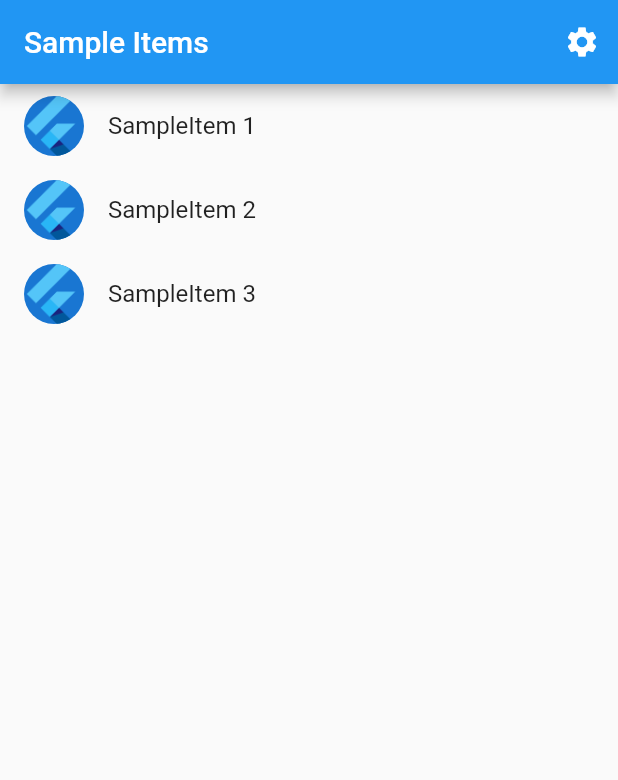
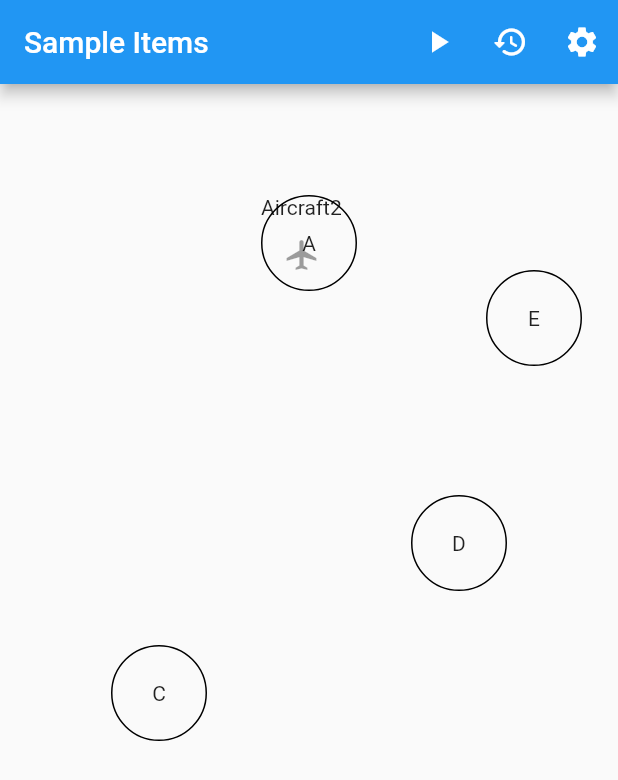
Before and after one commit to MaksymKosenko/aircrafts_router, a Flutter app: the screen it shows after launch, on a phone screen of 412 x 824 dp. Shown: the top 780 px of the screen. Run offline on Flutter 3.47's test engine with Material 2 defaults, Android fonts, the light colour scheme and no system bars; our stand-ins replace rxdart; generated files the repository leaves out were written again.

Commit message:
Pushed all draft code

```diff
--- a/lib/src/app.dart
+++ b/lib/src/app.dart
@@ -1,20 +1,120 @@
+import 'package:aircrafts_router/src/bloc/bloc.dart';
 import 'package:flutter/material.dart';
 import 'package:flutter_gen/gen_l10n/app_localizations.dart';
 import 'package:flutter_localizations/flutter_localizations.dart';
 
-import 'sample_feature/sample_item_details_view.dart';
-import 'sample_feature/sample_item_list_view.dart';
+import 'algorithm_util/models/aircraft.dart';
+import 'algorithm_util/models/airport.dart';
+import 'algorithm_util/models/aircraft_route.dart';
+import 'bloc/core_data_bloc.dart';
+import 'features/sample_feature/sample_item_details_view.dart';
+import 'features/sample_feature/sample_item_list_view.dart';
+
 import 'settings/settings_controller.dart';
 import 'settings/settings_view.dart';
 
 /// The Widget that configures your application.
 class MyApp extends StatelessWidget {
-  const MyApp({
+  MyApp({
     Key? key,
     required this.settingsController,
   }) : super(key: key);
 
   final SettingsController settingsController;
+
+  final List<Airport> airports = [
+    Airport(
+        name: "A",
+        airportPosition: const AirportPosition(3, 1),
+        fuelAmount: 40,
+        totalAircraftAmount: 3),
+    Airport(
+        name: "B",
+        airportPosition: const AirportPosition(10, 6), //10; 6
+        fuelAmount: 40,
+        totalAircraftAmount: 3),
+    Airport(
+        name: "C",
+        airportPosition: const AirportPosition(1, 7),
+        fuelAmount: 40,
+        totalAircraftAmount: 3),
+    Airport(
+        name: "D",
+        airportPosition: const AirportPosition(5, 5),
+        fuelAmount: 40,
+        totalAircraftAmount: 3),
+    Airport(
+        name: "E",
+        airportPosition: const AirportPosition(6, 2), //6; 2
+        fuelAmount: 40,
+        totalAircraftAmount: 3),
+  ];
+
+  late final List<AircraftRoute> routes;
+  late final List<Aircraft> aircrafts;
+
+  @override
+  void initState() {
+    routes = [
+      AircraftRoute(
+        name: 'Route1',
+        startPoint: airports[0],
+        endPoint: airports[2],
+        routeProfit: 100,
+        routePriority: RoutePriority.low,
+      ),
+      AircraftRoute(
+        name: 'Route2',
+        startPoint: airports[1],
+        //1 = b
+        endPoint: airports[4],
+        //4 = e
+        routeProfit: 130,
+        routePriority: RoutePriority.mid,
+      ),
+      AircraftRoute(
+        name: 'Route3',
+        startPoint: airports[4],
+        endPoint: airports[1],
+        routeProfit: 230,
+        routePriority: RoutePriority.high,
+      ),
+      AircraftRoute(
+        name: 'Route3',
+        startPoint: airports[2],
+        endPoint: airports[1],
+        routeProfit: 200,
+        routePriority: RoutePriority.mid,
+      ),
+    ];
+
+    aircrafts = [
+      Aircraft(
+        name: 'Aircraft1',
+        aircraftRoutes: [
+          routes[1],
+          routes[2],
+        ],
+        aircraftTechnicalState: AircraftTechnicalState.excellent,
+        fuelAmount: 21,
+        transportSpaceAmount: 50,
+        aircraftCost: 12345,
+        transportationResourceCost: 32,
+      ),
+      Aircraft(
+        name: 'Aircraft2',
+        aircraftRoutes: [
+          routes[0],
+          routes[3],
+        ],
+        aircraftTechnicalState: AircraftTechnicalState.good,
+        fuelAmount: 16,
+        transportSpaceAmount: 45,
+        aircraftCost: 12344,
+        transportationResourceCost: 90,
+      ),
+    ];
+  }
 
   @override
   Widget build(BuildContext context) {
@@ -73,7 +173,10 @@ class MyApp extends StatelessWidget {
                     return const SampleItemDetailsView();
                   case SampleItemListView.routeName:
                   default:
-                    return const SampleItemListView();
+                    return BlocProvider<CoreDataBloc>(
+                        builder: (_) =>
+                            CoreDataBloc(airports, routes, aircrafts),
+                        child: SampleItemListView());
                 }
               },
             );
--- /dev/null
+++ b/lib/src/features/sample_feature/sample_item_list_view.dart
@@ -0,0 +1,324 @@
+import 'dart:async';
+
+import 'package:aircrafts_router/src/algorithm_util/models/aircraft.dart';
+import 'package:aircrafts_router/src/algorithm_util/models/airport.dart';
+import 'package:aircrafts_router/src/algorithm_util/models/aircraft_route.dart';
+import 'package:flutter/material.dart';
+//import 'package:font_awesome_flutter/font_awesome_flutter.dart';
+
+import '../../settings/settings_view.dart';
+import 'sample_item.dart';
+import 'sample_item_details_view.dart';
+
+/// Displays a list of SampleItems.
+class SampleItemListView extends StatefulWidget {
+  SampleItemListView({Key? key}) : super(key: key);
+
+  static const routeName = '/';
+
+  @override
+  State<SampleItemListView> createState() => _SampleItemListViewState();
+}
+
+class _SampleItemListViewState extends State<SampleItemListView> {
+  final List<Airport> items = [
+    Airport(
+        name: "A",
+        airportPosition: const AirportPosition(3, 1),
+        fuelAmount: 40,
+        totalAircraftAmount: 3),
+    Airport(
+        name: "B",
+        airportPosition: const AirportPosition(10, 6), //10; 6
+        fuelAmount: 40,
+        totalAircraftAmount: 3),
+    Airport(
+        name: "C",
+        airportPosition: const AirportPosition(1, 7),
+        fuelAmount: 40,
+        totalAircraftAmount: 3),
+    Airport(
+        name: "D",
+        airportPosition: const AirportPosition(5, 5),
+        fuelAmount: 40,
+        totalAircraftAmount: 3),
+    Airport(
+        name: "E",
+        airportPosition: const AirportPosition(6, 2), //6; 2
+        fuelAmount: 40,
+        totalAircraftAmount: 3),
+  ];
+
+  late final List<AircraftRoute> routes;
+  late final List<Aircraft> aircrafts;
+
+  @override
+  void initState() {
+    routes = [
+      AircraftRoute(
+        name: 'Route1',
+        startPoint: items[0],
+        endPoint: items[2],
+        routeProfit: 100,
+        routePriority: RoutePriority.low,
+      ),
+      AircraftRoute(
+        name: 'Route2',
+        startPoint: items[1],
+        //1 = b
+        endPoint: items[4],
+        //4 = e
+        routeProfit: 130,
+        routePriority: RoutePriority.mid,
+      ),
+      AircraftRoute(
+        name: 'Route3',
+        startPoint: items[4],
+        endPoint: items[1],
+        routeProfit: 230,
+        routePriority: RoutePriority.high,
+      ),
+      AircraftRoute(
+        name: 'Route3',
+        startPoint: items[2],
+        endPoint: items[1],
+        routeProfit: 200,
+        routePriority: RoutePriority.mid,
+      ),
+    ];
+
+    aircrafts = [
+      Aircraft(
+        name: 'Aircraft1',
+        aircraftRoutes: [
+          routes[1],
+          routes[2],
+        ],
+        aircraftTechnicalState: AircraftTechnicalState.excellent,
+        fuelAmount: 21,
+        transportSpaceAmount: 50,
+        aircraftCost: 12345,
+        transportationResourceCost: 32,
+      ),
+      Aircraft(
+        name: 'Aircraft2',
+        aircraftRoutes: [
+          routes[0],
+          routes[3],
+        ],
+        aircraftTechnicalState: AircraftTechnicalState.good,
+        fuelAmount: 16,
+        transportSpaceAmount: 45,
+        aircraftCost: 12344,
+        transportationResourceCost: 90,
+      ),
+    ];
+    super.initState();
+  }
+
+  List<Positioned> trajectories = [];
+
+  Future<void>? moveThePlaneFromAtoB() {
+    Timer.periodic(const Duration(milliseconds: 250), (timer) {
+      setState(() {
+        aircrafts.first.currentPosition += 0.05;
+        aircrafts.last.currentPosition += 0.05;
+        trajectories
+          ..add(
+            Positioned(
+              left: getHorizontalPositionOfPlane(
+                  aircrafts
+                      .first.aircraftRoutes.first.startPoint.airportPosition.x,
+                  aircrafts
+                      .first.aircraftRoutes.first.endPoint.airportPosition.x,
+                  aircrafts.first.currentPosition),
+              top: getVerticalPositionOfPlane(
+                  aircrafts
+                      .first.aircraftRoutes.first.startPoint.airportPosition.y,
+                  aircrafts
+                      .first.aircraftRoutes.first.endPoint.airportPosition.y,
+                  aircrafts.first.currentPosition),
+              child: Container(
+                height: 4,
+                width: 4,
+                decoration: BoxDecoration(
+                  shape: BoxShape.circle,
+                  border: Border.all(color: Colors.redAccent),
+                  color: Colors.redAccent,
+                ),
+              ),
+            ),
+          )
+          ..add(Positioned(
+            left: getHorizontalPositionOfPlane(
+                aircrafts
+                    .last.aircraftRoutes.first.startPoint.airportPosition.x,
+                aircrafts
+                    .last.aircraftRoutes.first.endPoint.airportPosition.x,
+                aircrafts.first.currentPosition),
+            top: getVerticalPositionOfPlane(
+                aircrafts
+                    .last.aircraftRoutes.first.startPoint.airportPosition.y,
+                aircrafts
+                    .last.aircraftRoutes.first.endPoint.airportPosition.y,
+                aircrafts.last.currentPosition),
+            child: Container(
+              height: 4,
+              width: 4,
+              decoration: BoxDecoration(
+                shape: BoxShape.circle,
+                border: Border.all(color: Colors.blueAccent),
+                color: Colors.blueAccent,
+              ),
+            ),
+          ),);
+      });
+      if (aircrafts.first.currentPosition >= 1) {
+        timer.cancel();
+      }
+    });
+    return null;
+  }
+
+  Future<void>? restorePlanes() {
+    setState(() {
+      aircrafts.first.currentPosition = 0;
+      aircrafts.last.currentPosition = 0;
+      trajectories = [];
+    });
+    return null;
+  }
+
+  @override
+  Widget build(BuildContext context) {
+    return Scaffold(
+      appBar: AppBar(
+        title: const Text('Sample Items'),
+        actions: [
+          IconButton(
+              onPressed: () => moveThePlaneFromAtoB(),
+              icon: const Icon(Icons.play_arrow)),
+          IconButton(
+              onPressed: () => restorePlanes(),
+              icon: const Icon(Icons.restore_rounded)),
+          IconButton(
+            icon: const Icon(Icons.settings),
+            onPressed: () {
+              // Navigate to the settings page. If the user leaves and returns
+              // to the app after it has been killed while running in the
+              // background, the navigation stack is restored.
+              Navigator.restorablePushNamed(context, SettingsView.routeName);
+            },
+          ),
+        ],
+      ),
+      body: Padding(
+        padding: const EdgeInsets.all(24),
+        child: Container(
+          child: Stack(
+            children: [
+              for (var airportPoint in items)
+                Positioned(
+                  left: getHorizontalPositionOfAirport(
+                      airportPoint.airportPosition.x),
+                  top: getVerticalPositionOfAirport(
+                      airportPoint.airportPosition.y),
+                  child: AirportWidget(airport: airportPoint),
+                ),
+              for (Aircraft aircarft in aircrafts)
+                Positioned(
+                  left: getHorizontalPositionOfPlane(
+                      aircarft
+                          .aircraftRoutes.first.startPoint.airportPosition.x,
+                      aircarft.aircraftRoutes.first.endPoint.airportPosition.x,
+                      aircarft.currentPosition),
+                  top: getVerticalPositionOfPlane(
+                      aircarft
+                          .aircraftRoutes.first.startPoint.airportPosition.y,
+                      aircarft.aircraftRoutes.first.endPoint.airportPosition.y,
+                      aircarft.currentPosition),
+                  child: AircraftWidget(aircraft: aircarft),
+                ),
+              for (Positioned trajectory in trajectories) trajectory,
+            ],
+          ),
+        ),
+      ),
+    );
+  }
+
+  double getHorizontalPositionOfAirport(int airportPositionX) =>
+      airportPositionX.toDouble() * 50;
+
+  double getVerticalPositionOfAirport(int airportPositionY) =>
+      airportPositionY.toDouble() * 50;
+
+  double getHorizontalPositionOfPlane(int startAirportPositionX,
+      int endAirportPositionX, double currentPosition) {
+    int distanceBetween = (startAirportPositionX - endAirportPositionX).abs();
+
+    if (startAirportPositionX == endAirportPositionX) {
+      return startAirportPositionX * 50;
+    } else if (startAirportPositionX > endAirportPositionX) {
+      return (startAirportPositionX - currentPosition * distanceBetween) * 50;
+    } else {
+      return (startAirportPositionX + currentPosition * distanceBetween) * 50;
+    }
+  }
+
+  double getVerticalPositionOfPlane(int startAirportPositionY,
+      int endAirportPositionY, double currentPosition) {
+    int distanceBetween = (startAirportPositionY - endAirportPositionY).abs();
+    if (startAirportPositionY == endAirportPositionY) {
+      return startAirportPositionY * 50;
+    } else if (startAirportPositionY > endAirportPositionY) {
+      return (startAirportPositionY - currentPosition * distanceBetween) * 50;
+    } else {
+      return (startAirportPositionY + currentPosition * distanceBetween) * 50;
+    }
+  }
+}
+
+class AirportWidget extends StatefulWidget {
+  const AirportWidget({Key? key, required this.airport}) : super(key: key);
+
+  final Airport airport;
+
+  @override
+  State<AirportWidget> createState() => _AirportWidgetState();
+}
+
+class _AirportWidgetState extends State<AirportWidget> {
+  @override
+  Widget build(BuildContext context) {
+    return Container(
+      height: 64,
+      width: 64,
+      decoration: BoxDecoration(
+        shape: BoxShape.circle,
+        border: Border.all(),
+      ),
+      child: Center(child: Text(widget.airport.name)),
+    );
+  }
+}
+
+class AircraftWidget extends StatelessWidget {
+  const AircraftWidget({Key? key, required this.aircraft}) : super(key: key);
+  final Aircraft aircraft;
+
+  @override
+  Widget build(BuildContext context) {
+    return Container(
+      child: Column(
+        children: [
+          Text(aircraft.name),
+           IconButton(
+            onPressed: null,
+            icon: Icon(Icons.airplanemode_active),//FaIcon(FontAwesomeIcons.plane),
+          )
+        ],
+      ),
+    );
+  }
+}
--- a/lib/src/sample_feature/sample_item_list_view.dart
+++ /dev/null
@@ -1,71 +0,0 @@
-import 'package:flutter/material.dart';
-
-import '../settings/settings_view.dart';
-import 'sample_item.dart';
-import 'sample_item_details_view.dart';
-
-/// Displays a list of SampleItems.
-class SampleItemListView extends StatelessWidget {
-  const SampleItemListView({
-    Key? key,
-    this.items = const [SampleItem(1), SampleItem(2), SampleItem(3)],
-  }) : super(key: key);
-
-  static const routeName = '/';
-
-  final List<SampleItem> items;
-
-  @override
-  Widget build(BuildContext context) {
-    return Scaffold(
-      appBar: AppBar(
-        title: const Text('Sample Items'),
-        actions: [
-          IconButton(
-            icon: const Icon(Icons.settings),
-            onPressed: () {
-              // Navigate to the settings page. If the user leaves and returns
-              // to the app after it has been killed while running in the
-              // background, the navigation stack is restored.
-              Navigator.restorablePushNamed(context, SettingsView.routeName);
-            },
-          ),
-        ],
-      ),
-
-      // To work with lists that may contain a large number of items, it’s best
-      // to use the ListView.builder constructor.
-      //
-      // In contrast to the default ListView constructor, which requires
-      // building all Widgets up front, the ListView.builder constructor lazily
-      // builds Widgets as they’re scrolled into view.
-      body: ListView.builder(
-        // Providing a restorationId allows the ListView to restore the
-        // scroll position when a user leaves and returns to the app after it
-        // has been killed while running in the background.
-        restorationId: 'sampleItemListView',
-        itemCount: items.length,
-        itemBuilder: (BuildContext context, int index) {
-          final item = items[index];
-
-          return ListTile(
-            title: Text('SampleItem ${item.id}'),
-            leading: const CircleAvatar(
-              // Display the Flutter Logo image asset.
-              foregroundImage: AssetImage('assets/images/flutter_logo.png'),
-            ),
-            onTap: () {
-              // Navigate to the details page. If the user leaves and returns to
-              // the app after it has been killed while running in the
-              // background, the navigation stack is restored.
-              Navigator.restorablePushNamed(
-                context,
-                SampleItemDetailsView.routeName,
-              );
-            }
-          );
-        },
-      ),
-    );
-  }
-}
```
Also changed, not shown: lib/src/features/data_setup/data_settings_view.dart (added, +17 -0 lines), lib/src/features/sample_feature/sample_item.dart (renamed from lib/src/sample_feature/sample_item.dart), lib/src/features/sample_feature/sample_item_details_view.dart (renamed from lib/src/sample_feature/sample_item_details_view.dart).
